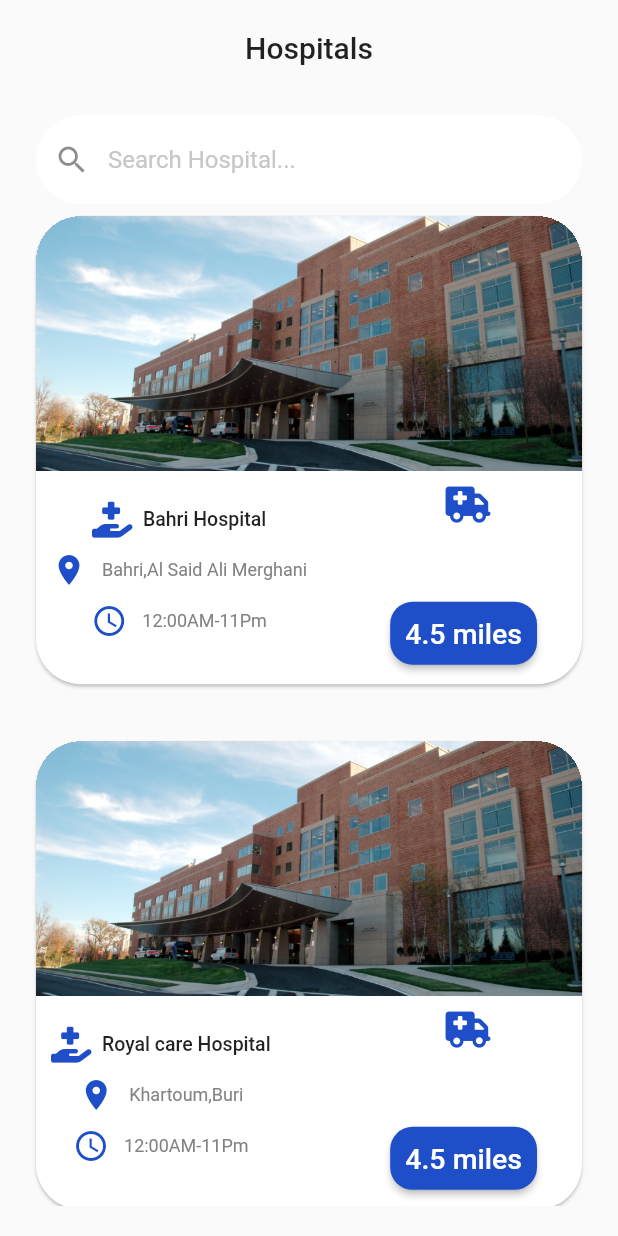
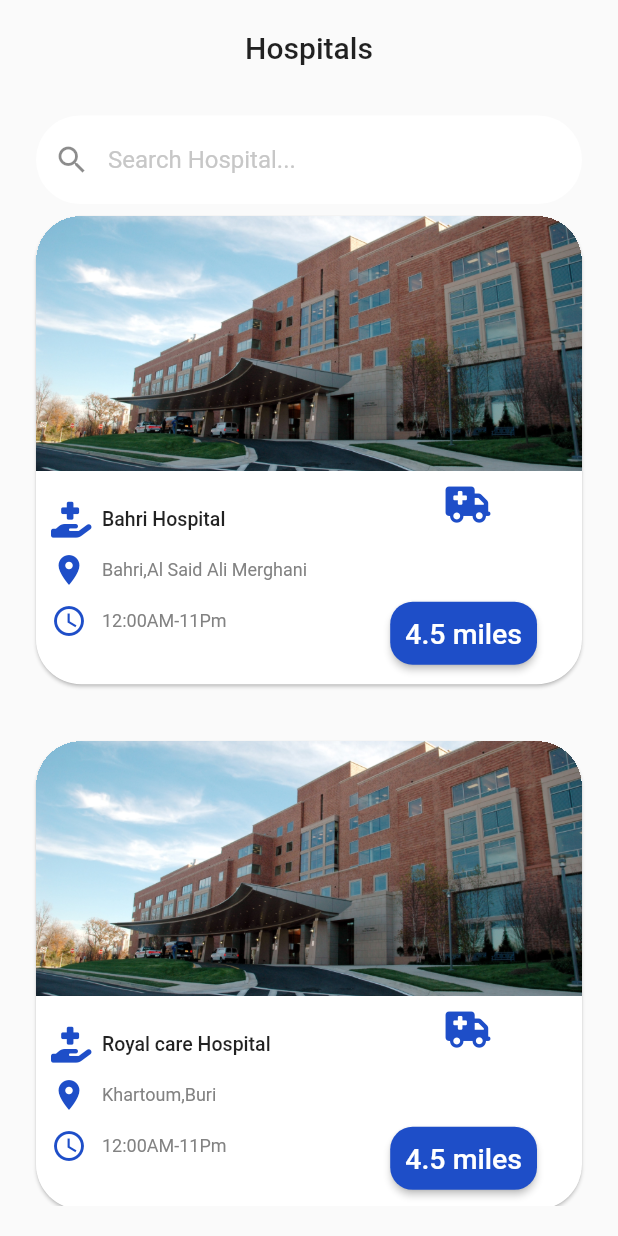
Before and after one commit to Gasimhacker/easy_care, a Flutter app: the Hospitals screen opened by its route, on a phone screen of 412 x 824 dp. Run offline on Flutter 3.47's test engine with Material 2 defaults, Android fonts, the phone set to English and light mode, and no system bars; our stand-ins replace cloud_firestore, firebase_auth, firebase_core, font_awesome_flutter, geolocator, modal_progress_hud_nsn; accounts and stored records are empty.

Commit message:
fixing a bug with the alignment of the hospital pharmacy card

```diff
--- a/lib/components/hospital_card_template.dart
+++ b/lib/components/hospital_card_template.dart
@@ -27,12 +27,13 @@ class HospitalPharmacyCardTemplate extends StatelessWidget {
             Image.asset('images/hospital_template.png'),
             Container(
               decoration: kHospitalsBoxDecoration,
-              margin: const EdgeInsets.only(left: 10, right: 10, bottom: 10),
+              margin: EdgeInsets.only(left: 10, right: 10, bottom: 10),
               child: Row(
                 mainAxisAlignment: MainAxisAlignment.spaceBetween,
                 crossAxisAlignment: CrossAxisAlignment.center,
                 children: [
                   Column(
+                    crossAxisAlignment: CrossAxisAlignment.start,
                     children: [
                       Row(
                         children: [
```
